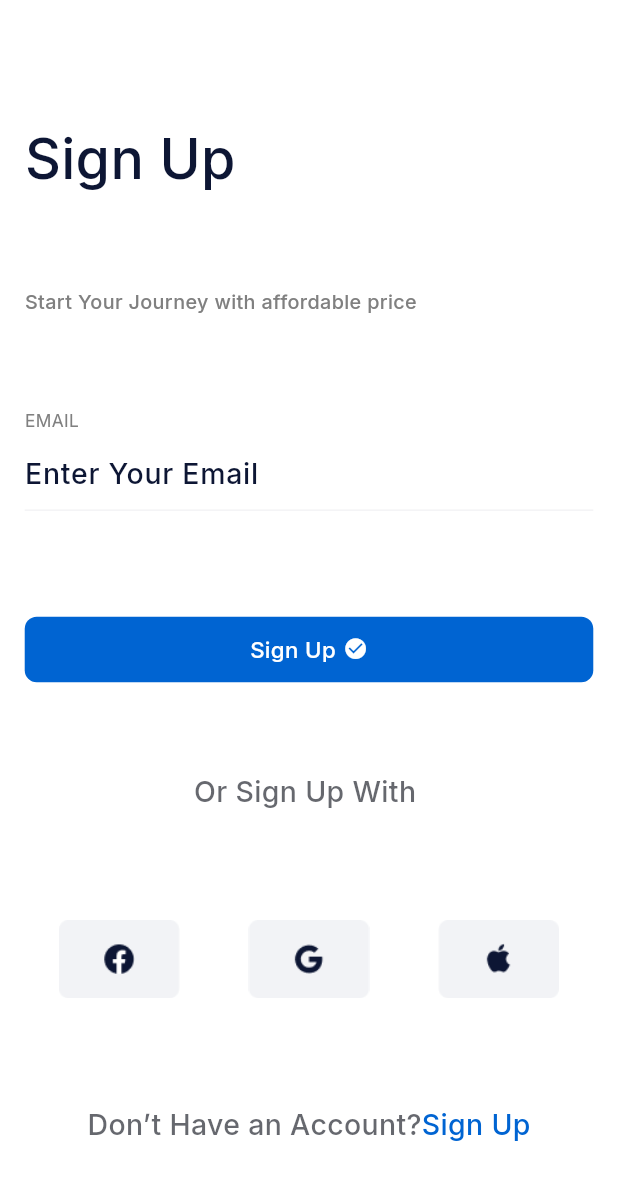
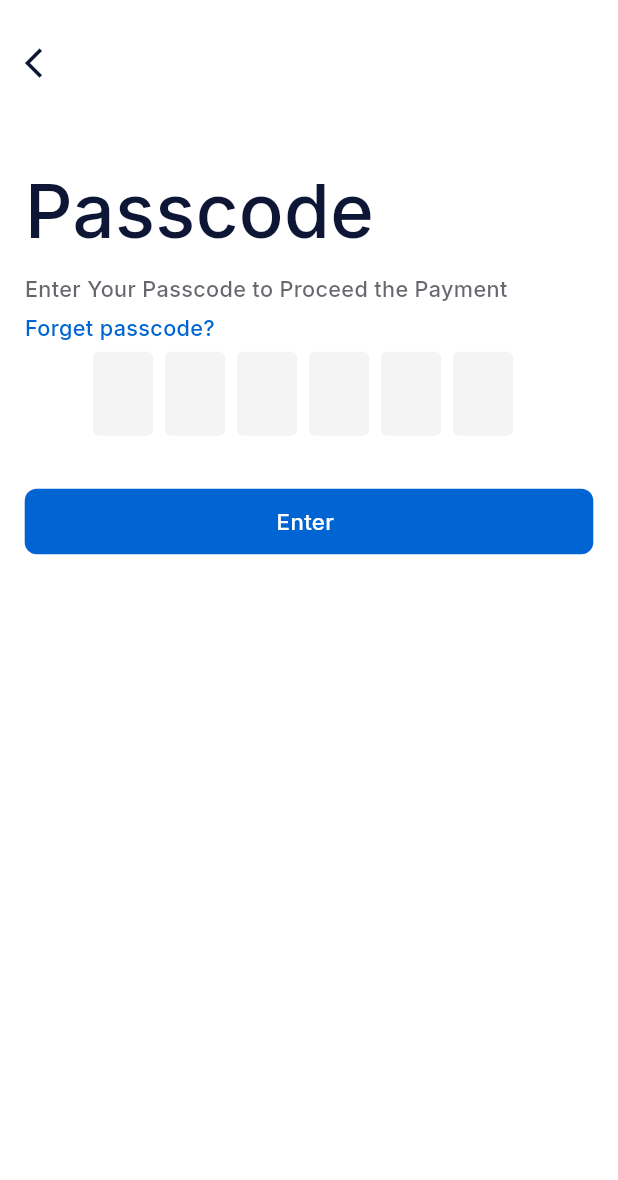
Before and after one commit to DhanashreeC2W/Ticket_Booking_App, a Flutter app: the screen it shows after launch, on a phone screen of 412 x 824 dp. Shown: the top 1180 px of the screen. Run offline on Flutter 3.47's test engine with Material 3 defaults, Android fonts, the phone set to English and light mode, and no system bars; drawn by our look-alikes of flutter_otp_text_field; our stand-ins replace get, google_fonts, smooth_page_indicator.

Commit message:
Back button widget done

```diff
--- a/lib/main.dart
+++ b/lib/main.dart
@@ -1,10 +1,10 @@
 import 'package:flutter/material.dart';
 import 'package:get/get.dart';
+import 'package:ticket_booking_app/view/confirm_pin_screen.dart';
 import 'package:ticket_booking_app/view/onboard_screen.dart';
-import 'package:ticket_booking_app/view/payment_successful_screen.dart';
-import 'package:ticket_booking_app/view/signin_screen.dart';
-import 'package:ticket_booking_app/view/signup_screen.dart';
-
+import 'package:ticket_booking_app/view/passcode_screen.dart';
+import 'package:ticket_booking_app/view/payment_details_screen.dart';
+import 'package:ticket_booking_app/view/setpin_screen.dart';
 void main() {
   runApp(const MainApp());
 }
@@ -16,7 +16,7 @@ class MainApp extends StatelessWidget {
   Widget build(BuildContext context) {
     return const GetMaterialApp(
       debugShowCheckedModeBanner: false,
-      home: SignUpScreen(),
+      home: PasscodeScreen(),
     );
   }
 }
--- a/lib/model/onboard_model.dart
+++ b/lib/model/onboard_model.dart
@@ -3,6 +3,7 @@
 class OnboardModel {
   final String img;
   final String text;
+  final int currentIndex;
 
-  const OnboardModel({required this.img, required this.text});
+  const OnboardModel({required this.img, required this.text,required this.currentIndex});
 }
--- a/lib/view/onboard_screen.dart
+++ b/lib/view/onboard_screen.dart
@@ -34,7 +34,9 @@ class _OnBoardingScreenState extends State<OnBoardingScreen> {
                   return OnboardingWidget(
                       img: onboardController.onBoardItemsList[index].img,
                       pageController: _pageController,
-                      text: onboardController.onBoardItemsList[index].text);
+                      text: onboardController.onBoardItemsList[index].text,
+                      currentIndex: onboardController.onBoardItemsList[index].currentIndex,
+                      );
                 },
               ),
 
--- /dev/null
+++ b/lib/view/passcode_screen.dart
@@ -0,0 +1,26 @@
+import 'package:flutter/material.dart';
+import 'package:ticket_booking_app/view/widget/number_pin_widget.dart';
+
+class PasscodeScreen extends StatefulWidget {
+  const PasscodeScreen({super.key});
+
+  @override
+  State createState() => _PasscodeScreenstate();
+}
+
+class _PasscodeScreenstate extends State<PasscodeScreen> {
+  @override
+  Widget build(BuildContext context) {
+    return const Scaffold(
+      backgroundColor: Color.fromRGBO(255, 255, 255, 1),
+      body: Column(
+        children: [
+          NumberPinWidget(
+            pinType: "Passcode",
+            subTitle: "Enter Your Passcode to Proceed the Payment",
+          )
+        ],
+      ),
+    );
+  }
+}
--- /dev/null
+++ b/lib/view/widget/back_button_widget.dart
@@ -0,0 +1,23 @@
+import 'package:flutter/material.dart';
+import 'package:get/get.dart';
+
+///COMMON BACK BUTTON WIDGET USED IN ALMOST ALL SCREEN
+class BackButtonWidget extends StatelessWidget {
+  const BackButtonWidget({super.key});
+
+  @override
+  Widget build(BuildContext context) {
+    final deviceHeight = MediaQuery.sizeOf(context).height;
+
+    return GestureDetector(
+      onTap: () {
+        Get.back();
+      },
+      child: Icon(
+        Icons.arrow_back_ios,
+        color: const Color.fromRGBO(13, 22, 52, 1),
+        size: deviceHeight * 0.029,
+      ),
+    );
+  }
+}
--- a/lib/view/widget/button_widget.dart
+++ b/lib/view/widget/button_widget.dart
@@ -48,6 +48,7 @@ class ButtonWidget extends StatelessWidget {
                   buttonIcon!.icon,
                   color: Colors.white,
                   size: deviceWidth * 0.04,
+
                 ),
         ],
       ),
--- /dev/null
+++ b/lib/view/widget/number_pin_widget.dart
@@ -0,0 +1,108 @@
+import 'package:flutter/material.dart';
+import 'package:flutter_otp_text_field/flutter_otp_text_field.dart';
+import 'package:get/get.dart';
+import 'package:google_fonts/google_fonts.dart';
+import 'package:ticket_booking_app/view/payment_successful_screen.dart';
+import 'package:ticket_booking_app/view/widget/back_button_widget.dart';
+import 'dart:developer';
+
+import 'package:ticket_booking_app/view/widget/button_widget.dart';
+
+///COMMON WIDGET FOR PIN
+class NumberPinWidget extends StatelessWidget {
+  final String pinType; ///PASSCODE , SETPIN ETC
+  final String subTitle;
+
+  const NumberPinWidget(
+      {super.key, required this.pinType, required this.subTitle});
+  @override
+  Widget build(BuildContext context) {
+    final deviceHeight = MediaQuery.sizeOf(context).height;
+    final deviceWidth = MediaQuery.sizeOf(context).width;
+    log(" ${deviceHeight * 0.016}");
+
+    return Padding(
+      padding: EdgeInsets.only(
+        top: deviceHeight * 0.03,
+        left: deviceWidth * 0.04, //16
+        right: deviceWidth * 0.04, //16
+        bottom: deviceHeight * 0.03,
+      ),
+      child: SizedBox(
+        height: 350,
+        child: Column(
+          crossAxisAlignment: CrossAxisAlignment.start,
+          mainAxisAlignment: MainAxisAlignment.spaceEvenly,
+          children: [
+            ///BACK BUTTON AT TOP OF THE SCREEN
+            const BackButtonWidget(),
+            SizedBox(
+              height: deviceHeight * 0.05,
+            ),
+
+            ///HEADING TEXT
+            Text(
+              pinType,
+              style: GoogleFonts.inter(
+                fontWeight: FontWeight.w500,
+                color: const Color.fromRGBO(13, 22, 52, 1),
+                fontSize: deviceWidth * 0.12,
+              ),
+            ),
+
+            ///SUBTITLE AFTER HEADING
+            Text(
+              subTitle,
+              style: GoogleFonts.inter(
+                fontWeight: FontWeight.w500,
+                color: const Color.fromRGBO(37, 40, 49, 0.7),
+                fontSize:
+                    //  deviceHeight * 0.016,
+                    deviceWidth * 0.035,
+              ),
+            ),
+
+            ///FORGET PASSWORD TEXT FOR PASSCODE SCREEN
+            pinType == "Passcode"
+                ? Text(
+                    "Forget passcode?",
+                    style: GoogleFonts.inter(
+                      fontSize: deviceWidth * 0.035,
+                      color: const Color.fromRGBO(0, 100, 210, 1),
+                      fontWeight: FontWeight.w500,
+                    ),
+                  )
+                : const SizedBox(),
+
+            ///OTPTEXTFEILD WIDGET
+            OtpTextField(
+              numberOfFields: 6,
+              showFieldAsBox: true,
+              filled: true,
+              enabledBorderColor: Colors.transparent,
+              focusedBorderColor: Colors.transparent,
+              fillColor: const Color.fromRGBO(244, 244, 244, 1),
+              cursorColor: const Color.fromRGBO(13,13,13,0.1),
+            ),
+             SizedBox(
+              height: deviceHeight * 0.03,
+            ),
+            ///CONDITION IF ITS PASSCODE SCREEN IT WILL GET ENTER BUTTON ELSE NOTING
+            pinType == "Passcode"
+                ? GestureDetector(
+                  onTap: (){
+                    Get.to(()=>const PaymentSuccessfulScreen());
+                  },
+                  child: const ButtonWidget(
+                      buttonText: "Enter",
+                      buttonColor: Color.fromRGBO(0, 100, 210, 1),
+                      isFullWidth: true,
+                    ),
+                )
+                : const SizedBox(),
+          ],
+        ),
+      ),
+    );
+  }
+}
--- a/lib/view/widget/signin_signup_widget.dart
+++ b/lib/view/widget/signin_signup_widget.dart
@@ -1,6 +1,13 @@
+import 'dart:developer';
 
 import 'package:flutter/material.dart';
+import 'package:get/get.dart';
 import 'package:google_fonts/google_fonts.dart';
+import 'package:ticket_booking_app/view/payment_details_screen.dart';
+import 'package:ticket_booking_app/view/signin_screen.dart';
+import 'package:ticket_booking_app/view/widget/button_widget.dart';
+
+import '../signup_screen.dart';
 
 class SigninSignupWidget extends StatelessWidget {
   final String signupSignin;
@@ -10,16 +17,15 @@ class SigninSignupWidget extends StatelessWidget {
   Widget build(BuildContext context) {
     final deviceHeight = MediaQuery.sizeOf(context).height;
     final deviceWidth = MediaQuery.sizeOf(context).width;
-    //log("${deviceWidth * 0.196}");
+    log("${deviceHeight * 0.0}");
     return Padding(
       padding: EdgeInsets.only(
-          top: deviceHeight * 0.023,
+          top: deviceHeight * 0.02,
           left: deviceWidth * 0.04, //16
           right: deviceWidth * 0.04 //16
           ),
       child: Column(
         crossAxisAlignment: CrossAxisAlignment.start,
-        mainAxisAlignment: MainAxisAlignment.spaceEvenly,
         children: [
           ///SIGN IN OR SIGN UP TEXT
           Text(
@@ -30,6 +36,9 @@ class SigninSignupWidget extends StatelessWidget {
               fontSize: deviceHeight * 0.045,
             ),
           ),
+          SizedBox(
+            height: deviceHeight * 0.012,
+          ),
 
           ///HEADERLINE
           Text(
@@ -38,6 +47,9 @@ class SigninSignupWidget extends StatelessWidget {
                 fontWeight: FontWeight.w500,
                 fontSize: deviceHeight * 0.016,
                 color: const Color.fromRGBO(128, 128, 128, 1)),
+          ),
+          SizedBox(
+            height: deviceHeight * 0.042,
           ),
 
           ///EMAIL AND PASSWORD TEXTFEILDS
@@ -75,6 +87,8 @@ class SigninSignupWidget extends StatelessWidget {
                 const SizedBox(
                   width: 14,
                 ),
+
+                ///PASSWORD TEXTFEILD ONLY ON SIGN IN SCREEN
                 signupSignin == "Sign In"
                     ? Text(
                         "PASSWORD",
@@ -109,35 +123,19 @@ class SigninSignupWidget extends StatelessWidget {
               ],
             ),
           ),
-          Container(
-            alignment: Alignment.center,
-            height: deviceHeight * 0.053,
-            width: deviceWidth,
-            decoration: BoxDecoration(
-                color: const Color.fromRGBO(0, 100, 210, 1),
-                borderRadius: BorderRadius.circular(8)),
-            child: Row(
-              mainAxisAlignment: MainAxisAlignment.center,
-              children: [
-                Text(
-                  signupSignin,
-                  textAlign: TextAlign.center,
-                  style: GoogleFonts.inter(
-                    fontWeight: FontWeight.w500,
-                    color: const Color.fromRGBO(255, 255, 255, 1),
-                    fontSize: deviceHeight * 0.018,
+          SizedBox(
+            height: deviceHeight * 0.052,
           ),
-                ),
-                const SizedBox(
-                  width: 5,
-                ),
-                Icon(
-                  Icons.check_circle,
-                  color: Colors.white,
-                  size: deviceWidth * 0.04,
-                ),
-              ],
-            ),
+          GestureDetector(
+              onTap: () => Get.to(() => const PaymentDetailsScreen()),
+              child: ButtonWidget(
+                buttonText: signupSignin,
+                buttonColor: const Color.fromRGBO(0, 100, 210, 1),
+                isFullWidth: true,
+                buttonIcon: const Icon(Icons.check_circle),
+              )),
+          SizedBox(
+            height: deviceHeight * 0.042,
           ),
           Center(
             child: Text.rich(TextSpan(children: [
@@ -167,21 +165,46 @@ class SigninSignupWidget extends StatelessWidget {
               ),
             ])),
           ),
+          SizedBox(
+            height: deviceHeight * 0.042,
+          ),
+
           Row(
             mainAxisAlignment: MainAxisAlignment.spaceAround,
             children: [
-              Image.asset("assets/images/fb.png",
-                  height: deviceHeight * 0.091, width: deviceWidth * 0.196),
-              Image.asset("assets/images/google.png",
-                  height: deviceHeight * 0.091, width: deviceWidth * 0.196),
-              Image.asset("assets/images/apple.png",
-                  height: deviceHeight * 0.091, width: deviceWidth * 0.196),
+              Image.asset(
+                "assets/images/fb.png",
+                //height: deviceHeight * 0.091, width: deviceWidth * 0.196
+              ),
+              SizedBox(
+                height: deviceHeight * 0.042,
+              ),
+              Image.asset(
+                "assets/images/google.png",
+              ),
+              SizedBox(
+                height: deviceHeight * 0.042,
+              ),
+              Image.asset(
+                "assets/images/apple.png",
+              ),
             ],
           ),
-          Center(
+          SizedBox(
+            height: deviceHeight * 0.042,
+          ),
+          GestureDetector(
+            onTap: () {
+              signupSignin == "Sign Up"
+                  ? Get.to(() => const SigninScreen())
+                  : Get.to(() => const SignUpScreen());
+            },
+            child: Center(
               child: Text.rich(TextSpan(children: [
                 TextSpan(
-                text: "Don’t Have an Account?",
+                  text: signupSignin == "Sign In"
+                      ? "Don’t Have an account?"
+                      : "Already have an account?",
                   style: GoogleFonts.inter(
                     color: const Color.fromRGBO(37, 40, 49, 0.7),
                     fontSize: deviceHeight * 0.023,
@@ -189,7 +212,7 @@ class SigninSignupWidget extends StatelessWidget {
                   ),
                 ),
                 TextSpan(
-                text: signupSignin,
+                  text: signupSignin == "Sign In" ? " Sign Up" : " Sign In",
                   style: GoogleFonts.inter(
                     color: const Color.fromRGBO(0, 100, 210, 1),
                     fontSize: deviceHeight * 0.023,
@@ -197,6 +220,7 @@ class SigninSignupWidget extends StatelessWidget {
                   ),
                 )
               ])),
+            ),
           )
         ],
       ),
--- a/pubspec.yaml
+++ b/pubspec.yaml
@@ -9,6 +9,7 @@ environment:
 dependencies:
   flutter:
     sdk: flutter
+  flutter_otp_text_field: ^1.2.0
   get: ^4.6.6
   google_fonts: ^6.2.1
   smooth_page_indicator: ^1.2.0+3
```
Also changed, not shown: lib/controller/onboard_controller.dart (+9 -3 lines), lib/view/payment_details_screen.dart (+28 -17 lines), lib/view/payment_successful_screen.dart (+17 -8 lines), lib/view/select_language_screen.dart (added, +18 -0 lines), lib/view/setpin_screen.dart (added, +16 -0 lines), lib/view/signin_screen.dart (+10 -10 lines), lib/view/signup_screen.dart (+6 -3 lines), lib/view/widget/onboarding_widget.dart (+50 -31 lines), lib/view/widget/radio_button_widget.dart (+7 -6 lines), pubspec.lock. Lines whose indentation alone changed are shown as unchanged.
